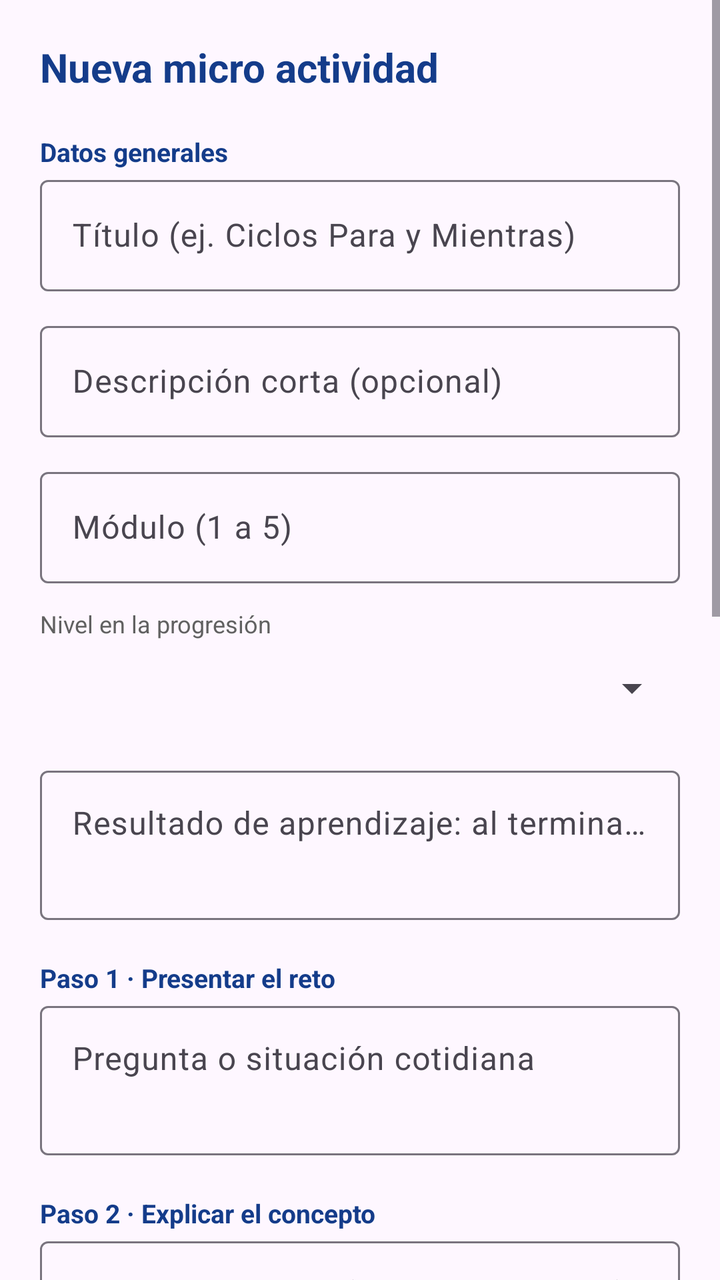
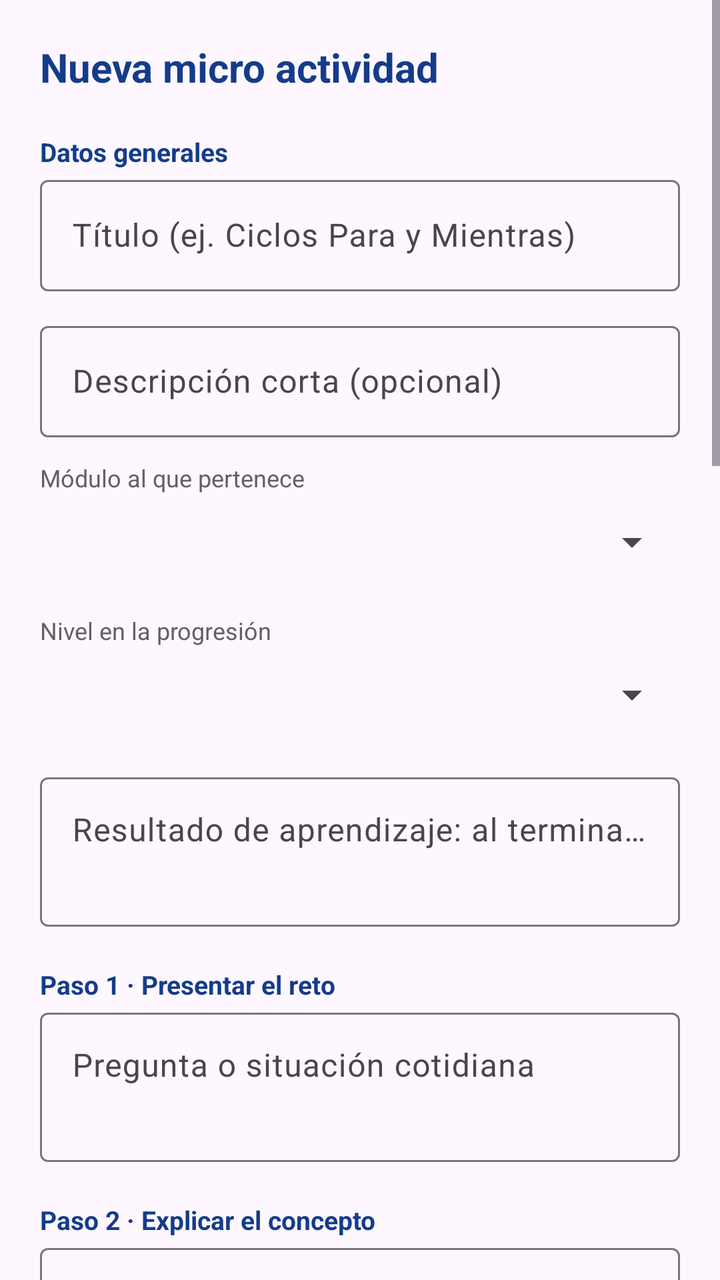

Two renders of the same Android screen: before a commit and after it. Below are the layout's source before the change and the commit's diff.
<!-- AndroidManifest.xml: application theme Theme.SysLearning -->
<!-- res/layout/dialog_nueva_actividad.xml -->
<?xml version="1.0" encoding="utf-8"?>
<ScrollView xmlns:android="http://schemas.android.com/apk/res/android"
    android:layout_width="match_parent"
    android:layout_height="wrap_content">

    <LinearLayout
        android:layout_width="match_parent"
        android:layout_height="wrap_content"
        android:orientation="vertical"
        android:padding="20dp">

        <TextView
            android:id="@+id/tvTituloDialogoActividad"
            android:layout_width="match_parent"
            android:layout_height="wrap_content"
            android:text="Nueva micro actividad"
            android:textColor="@color/tituloCurso"
            android:textSize="20sp"
            android:textStyle="bold" />

        <TextView
            android:layout_width="match_parent"
            android:layout_height="wrap_content"
            android:layout_marginTop="20dp"
            android:text="Datos generales"
            android:textColor="@color/tituloCurso"
            android:textSize="13sp"
            android:textStyle="bold" />

        <com.google.android.material.textfield.TextInputLayout
            android:layout_width="match_parent"
            android:layout_height="wrap_content"
            android:hint="Título (ej. Ciclos Para y Mientras)">

            <com.google.android.material.textfield.TextInputEditText
                android:id="@+id/etTituloActividad"
                android:layout_width="match_parent"
                android:layout_height="wrap_content" />

        </com.google.android.material.textfield.TextInputLayout>

        <com.google.android.material.textfield.TextInputLayout
            android:layout_width="match_parent"
            android:layout_height="wrap_content"
            android:layout_marginTop="12dp"
            android:hint="Descripción corta (opcional)">

            <com.google.android.material.textfield.TextInputEditText
                android:id="@+id/etDescripcionActividad"
                android:layout_width="match_parent"
                android:layout_height="wrap_content" />

        </com.google.android.material.textfield.TextInputLayout>

        <com.google.android.material.textfield.TextInputLayout
            android:layout_width="match_parent"
            android:layout_height="wrap_content"
            android:layout_marginTop="12dp"
            android:hint="Módulo (1 a 5)">

            <com.google.android.material.textfield.TextInputEditText
                android:id="@+id/etModuloActividad"
                android:layout_width="match_parent"
                android:layout_height="wrap_content"
                android:inputType="number" />

        </com.google.android.material.textfield.TextInputLayout>

        <TextView
            android:layout_width="match_parent"
            android:layout_height="wrap_content"
            android:layout_marginTop="12dp"
            android:text="Nivel en la progresión"
            android:textColor="@color/sys_text_secondary"
            android:textSize="12sp" />

        <Spinner
            android:id="@+id/spNivelActividad"
            android:layout_width="match_parent"
            android:layout_height="48dp" />

        <com.google.android.material.textfield.TextInputLayout
            android:layout_width="match_parent"
            android:layout_height="wrap_content"
            android:layout_marginTop="12dp"
            android:hint="Resultado de aprendizaje: al terminar podrá…">

            <com.google.android.material.textfield.TextInputEditText
                android:id="@+id/etObjetivoActividad"
                android:layout_width="match_parent"
                android:layout_height="wrap_content"
                android:gravity="top"
                android:inputType="textMultiLine"
                android:minLines="2" />

        </com.google.android.material.textfield.TextInputLayout>

        <TextView
            android:layout_width="match_parent"
            android:layout_height="wrap_content"
            android:layout_marginTop="20dp"
            android:text="Paso 1 · Presentar el reto"
            android:textColor="@color/tituloCurso"
            android:textSize="13sp"
            android:textStyle="bold" />

        <com.google.android.material.textfield.TextInputLayout
            android:layout_width="match_parent"
            android:layout_height="wrap_content"
            android:hint="Pregunta o situación cotidiana">

            <com.google.android.material.textfield.TextInputEditText
                android:id="@+id/etRetoActividad"
                android:layout_width="match_parent"
                android:layout_height="wrap_content"
                android:gravity="top"
                android:inputType="textMultiLine"
                android:minLines="2" />

        </com.google.android.material.textfield.TextInputLayout>

        <TextView
            android:layout_width="match_parent"
            android:layout_height="wrap_content"
            android:layout_marginTop="20dp"
            android:text="Paso 2 · Explicar el concepto"
            android:textColor="@color/tituloCurso"
            android:textSize="13sp"
            android:textStyle="bold" />

        <com.google.android.material.textfield.TextInputLayout
            android:layout_width="match_parent"
            android:layout_height="wrap_content"
            android:hint="Explicación corta (máx. 60 palabras)">

            <com.google.android.material.textfield.TextInputEditText
                android:id="@+id/etConceptoActividad"
                android:layout_width="match_parent"
                android:layout_height="wrap_content"
                android:gravity="top"
                android:inputType="textMultiLine"
                android:minLines="3" />

        </com.google.android.material.textfield.TextInputLayout>

        <TextView
            android:id="@+id/tvContadorPalabras"
            android:layout_width="match_parent"
            android:layout_height="wrap_content"
            android:gravity="end"
            android:text="0 / 60 palabras"
            android:textColor="@color/sys_text_secondary"
            android:textSize="12sp" />

        <TextView
            android:layout_width="match_parent"
            android:layout_height="wrap_content"
            android:layout_marginTop="20dp"
            android:text="Paso 3 · Mostrar un ejemplo hecho"
            android:textColor="@color/tituloCurso"
            android:textSize="13sp"
            android:textStyle="bold" />

        <com.google.android.material.textfield.TextInputLayout
            android:layout_width="match_parent"
            android:layout_height="wrap_content"
            android:hint="Código del ejemplo (pseudocódigo)">

            <com.google.android.material.textfield.TextInputEditText
                android:id="@+id/etEjemploCodigoActividad"
                android:layout_width="match_parent"
                android:layout_height="wrap_content"
                android:fontFamily="monospace"
                android:gravity="top"
                android:inputType="textMultiLine"
                android:minLines="4" />

        </com.google.android.material.textfield.TextInputLayout>

        <com.google.android.material.textfield.TextInputLayout
            android:layout_width="match_parent"
            android:layout_height="wrap_content"
            android:layout_marginTop="12dp"
            android:hint="Qué pasa al ejecutarlo, paso a paso">

            <com.google.android.material.textfield.TextInputEditText
                android:id="@+id/etEjemploExplicacionActividad"
                android:layout_width="match_parent"
                android:layout_height="wrap_content"
                android:gravity="top"
                android:inputType="textMultiLine"
                android:minLines="3" />

        </com.google.android.material.textfield.TextInputLayout>

        <TextView
            android:layout_width="match_parent"
            android:layout_height="wrap_content"
            android:layout_marginTop="20dp"
            android:text="Recompensa y publicación"
            android:textColor="@color/tituloCurso"
            android:textSize="13sp"
            android:textStyle="bold" />

        <com.google.android.material.textfield.TextInputLayout
            android:layout_width="match_parent"
            android:layout_height="wrap_content"
            android:layout_marginTop="12dp"
            android:hint="XP de referencia (se muestra en la tarjeta)">

            <com.google.android.material.textfield.TextInputEditText
                android:id="@+id/etXpActividad"
                android:layout_width="match_parent"
                android:layout_height="wrap_content"
                android:inputType="number"
                android:text="25" />

        </com.google.android.material.textfield.TextInputLayout>

        <com.google.android.material.textfield.TextInputLayout
            android:layout_width="match_parent"
            android:layout_height="wrap_content"
            android:layout_marginTop="12dp"
            android:hint="Orden (posición en la ruta)">

            <com.google.android.material.textfield.TextInputEditText
                android:id="@+id/etOrdenActividad"
                android:layout_width="match_parent"
                android:layout_height="wrap_content"
                android:inputType="number" />

        </com.google.android.material.textfield.TextInputLayout>

        <LinearLayout
            android:layout_width="match_parent"
            android:layout_height="wrap_content"
            android:layout_marginTop="12dp"
            android:gravity="center_vertical"
            android:orientation="horizontal">

            <TextView
                android:layout_width="0dp"
                android:layout_height="wrap_content"
                android:layout_weight="1"
                android:text="Visible para los estudiantes" />

            <com.google.android.material.switchmaterial.SwitchMaterial
                android:id="@+id/switchActivaActividad"
                android:layout_width="wrap_content"
                android:layout_height="wrap_content"
                android:checked="true" />

        </LinearLayout>

        <LinearLayout
            android:layout_width="match_parent"
            android:layout_height="wrap_content"
            android:layout_marginTop="20dp"
            android:gravity="end"
            android:orientation="horizontal">

            <Button
                android:id="@+id/btnCancelarActividad"
                style="@style/Widget.MaterialComponents.Button.TextButton"
                android:layout_width="wrap_content"
                android:layout_height="wrap_content"
                android:text="Cancelar" />

            <Button
                android:id="@+id/btnGuardarActividad"
                android:layout_width="wrap_content"
                android:layout_height="wrap_content"
                android:layout_marginStart="8dp"
                android:text="Guardar" />

        </LinearLayout>

    </LinearLayout>

</ScrollView>
<!-- resources referenced by this layout -->
<resources>
  <color name="sys_text_secondary">#616161</color>
  <color name="tituloCurso">#143C8A</color>
  <style name="Theme.SysLearning" parent="Theme.MaterialComponents.DayNight.NoActionBar">
  
          
          <item name="colorPrimary">#143C8A</item>
          <item name="colorPrimaryVariant">#0D2E6E</item>
          <item name="colorOnPrimary">#FFFFFF</item>
  
          
          <item name="colorSecondary">#00B8D9</item>
          <item name="colorSecondaryVariant">#0099B7</item>
          <item name="colorOnSecondary">#FFFFFF</item>
  
          
          <item name="android:statusBarColor">#143C8A</item>
  
  
      </style>
</resources>

<!-- the commit's change to res/layout/dialog_nueva_actividad.xml (unified diff, before → after) -->
@@ -52,19 +52,18 @@
 
         </com.google.android.material.textfield.TextInputLayout>
 
-        <com.google.android.material.textfield.TextInputLayout
-            android:layout_width="match_parent"
-            android:layout_height="wrap_content"
-            android:layout_marginTop="12dp"
-            android:hint="Módulo (1 a 5)">
-
-            <com.google.android.material.textfield.TextInputEditText
-                android:id="@+id/etModuloActividad"
-                android:layout_width="match_parent"
-                android:layout_height="wrap_content"
-                android:inputType="number" />
-
-        </com.google.android.material.textfield.TextInputLayout>
+        <TextView
+            android:layout_width="match_parent"
+            android:layout_height="wrap_content"
+            android:layout_marginTop="12dp"
+            android:text="Módulo al que pertenece"
+            android:textColor="@color/sys_text_secondary"
+            android:textSize="12sp" />
+
+        <Spinner
+            android:id="@+id/spModuloActividad"
+            android:layout_width="match_parent"
+            android:layout_height="48dp" />
 
         <TextView
             android:layout_width="match_parent"
@@ -197,6 +196,65 @@
             android:layout_width="match_parent"
             android:layout_height="wrap_content"
             android:layout_marginTop="20dp"
+            android:text="Pantalla de teoría"
+            android:textColor="@color/tituloCurso"
+            android:textSize="13sp"
+            android:textStyle="bold" />
+
+        <ImageView
+            android:id="@+id/imgPortadaActividad"
+            android:layout_width="match_parent"
+            android:layout_height="140dp"
+            android:layout_marginTop="8dp"
+            android:contentDescription="Imagen de portada"
+            android:scaleType="centerCrop"
+            android:src="@drawable/img_programacion" />
+
+        <com.google.android.material.button.MaterialButton
+            android:id="@+id/btnElegirImagenActividad"
+            style="@style/Widget.MaterialComponents.Button.OutlinedButton"
+            android:layout_width="match_parent"
+            android:layout_height="wrap_content"
+            android:layout_marginTop="8dp"
+            android:text="Elegir imagen de portada (opcional)"
+            android:textAllCaps="false" />
+
+        <com.google.android.material.textfield.TextInputLayout
+            android:layout_width="match_parent"
+            android:layout_height="wrap_content"
+            android:layout_marginTop="12dp"
+            android:hint="🧠 ¿Sabías que? (opcional)">
+
+            <com.google.android.material.textfield.TextInputEditText
+                android:id="@+id/etSabiasQueActividad"
+                android:layout_width="match_parent"
+                android:layout_height="wrap_content"
+                android:gravity="top"
+                android:inputType="textMultiLine"
+                android:minLines="2" />
+
+        </com.google.android.material.textfield.TextInputLayout>
+
+        <com.google.android.material.textfield.TextInputLayout
+            android:layout_width="match_parent"
+            android:layout_height="wrap_content"
+            android:layout_marginTop="12dp"
+            android:hint="⚠ Consejo (opcional)">
+
+            <com.google.android.material.textfield.TextInputEditText
+                android:id="@+id/etConsejoActividad"
+                android:layout_width="match_parent"
+                android:layout_height="wrap_content"
+                android:gravity="top"
+                android:inputType="textMultiLine"
+                android:minLines="2" />
+
+        </com.google.android.material.textfield.TextInputLayout>
+
+        <TextView
+            android:layout_width="match_parent"
+            android:layout_height="wrap_content"
+            android:layout_marginTop="20dp"
             android:text="Recompensa y publicación"
             android:textColor="@color/tituloCurso"
             android:textSize="13sp"
<!-- resource entries referenced after the edit -->
@@ -2,6 +2,7 @@
 <resources>
   <color name="sys_text_secondary">#616161</color>
   <color name="tituloCurso">#143C8A</color>
+  <!-- drawable img_programacion: png bitmap (drawable, 114278 bytes) -->
   <style name="Theme.SysLearning" parent="Theme.MaterialComponents.DayNight.NoActionBar">
   
           
